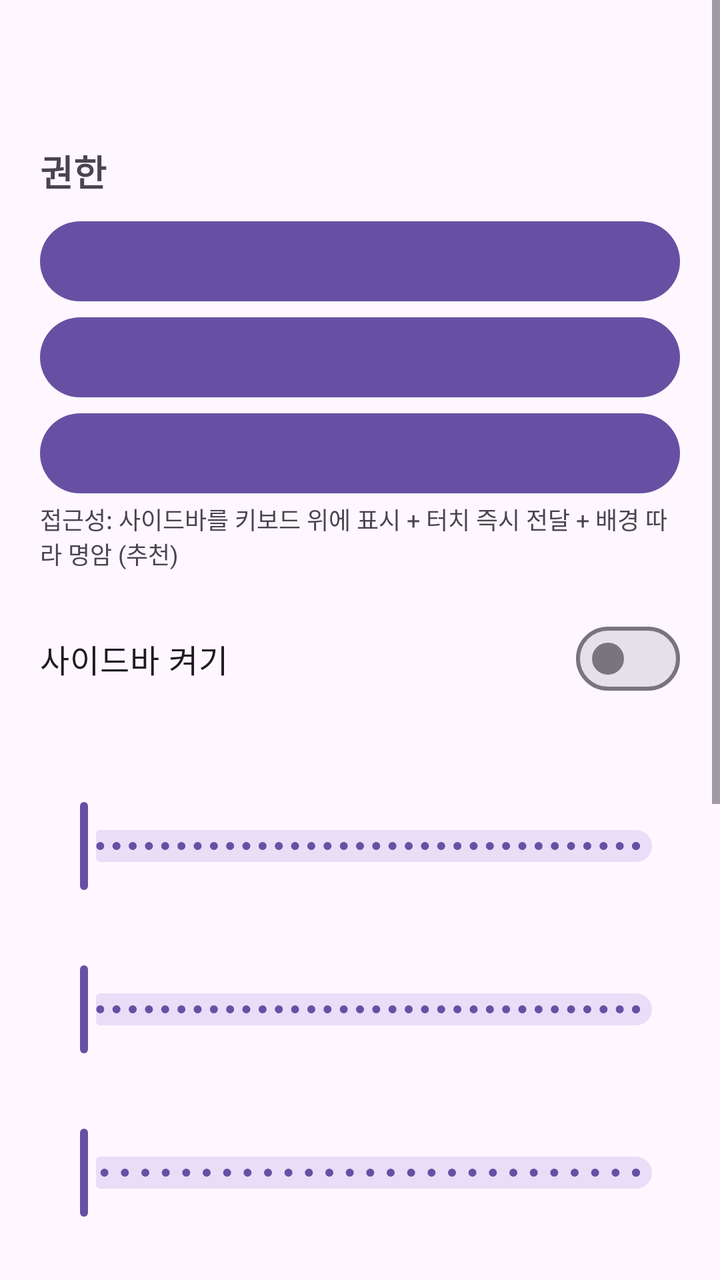
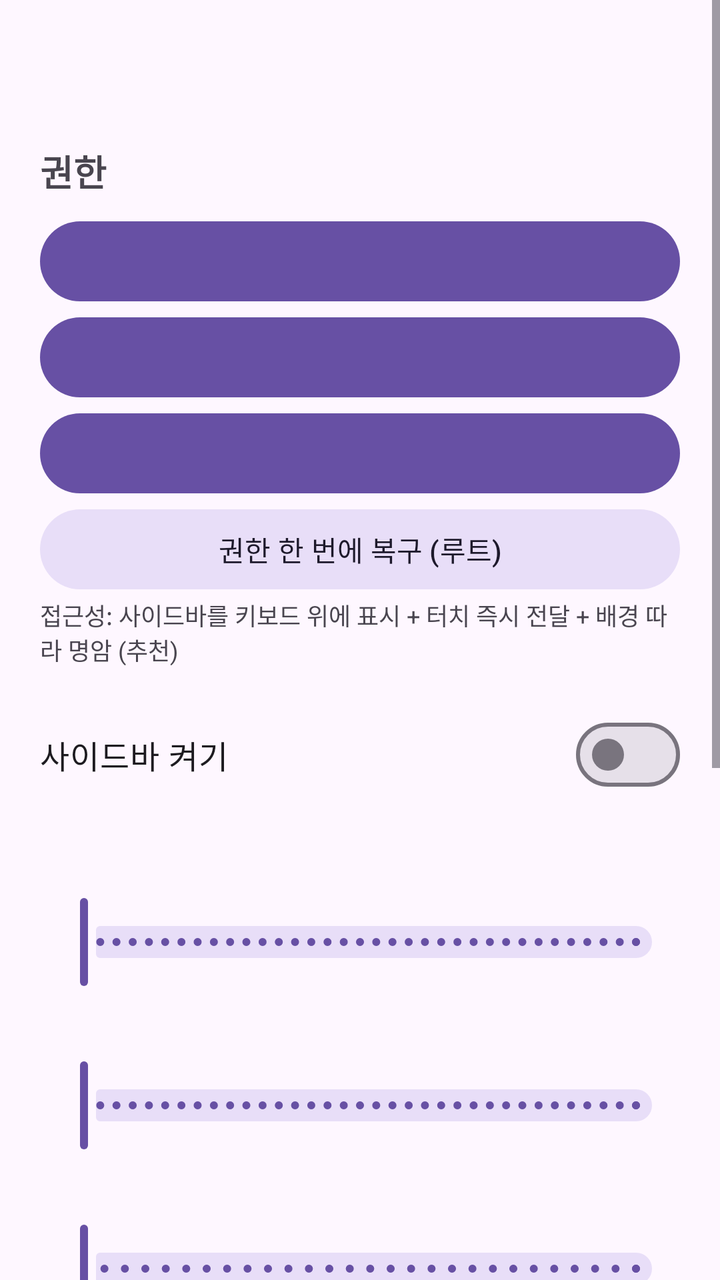

Screens rendered from an Android XML layout before and after an edit, with the pre-edit source and the edit as a unified diff.
<!-- AndroidManifest.xml: application theme Theme.NotiPanel -->
<!-- res/layout/activity_settings.xml -->
<?xml version="1.0" encoding="utf-8"?>
<ScrollView xmlns:android="http://schemas.android.com/apk/res/android"
    android:id="@+id/root"
    android:layout_width="match_parent"
    android:layout_height="match_parent"
    android:clipToPadding="false">

    <LinearLayout
        android:layout_width="match_parent"
        android:layout_height="wrap_content"
        android:orientation="vertical"
        android:padding="20dp">

        <TextView
            android:id="@+id/appTitle"
            android:layout_width="wrap_content"
            android:layout_height="wrap_content"
            android:layout_marginBottom="20dp"
            android:textSize="24sp"
            android:textStyle="bold" />

        <TextView
            android:layout_width="wrap_content"
            android:layout_height="wrap_content"
            android:text="권한"
            android:textSize="18sp"
            android:textStyle="bold" />

        <com.google.android.material.button.MaterialButton
            android:id="@+id/btnOverlay"
            android:layout_width="match_parent"
            android:layout_height="wrap_content"
            android:layout_marginTop="8dp" />

        <com.google.android.material.button.MaterialButton
            android:id="@+id/btnListener"
            android:layout_width="match_parent"
            android:layout_height="wrap_content" />

        <com.google.android.material.button.MaterialButton
            android:id="@+id/btnA11y"
            android:layout_width="match_parent"
            android:layout_height="wrap_content" />

        <TextView
            android:layout_width="wrap_content"
            android:layout_height="wrap_content"
            android:text="접근성: 사이드바를 키보드 위에 표시 + 터치 즉시 전달 + 배경 따라 명암 (추천)"
            android:textSize="12sp" />

        <com.google.android.material.materialswitch.MaterialSwitch
            android:id="@+id/swEnable"
            android:layout_width="match_parent"
            android:layout_height="wrap_content"
            android:layout_marginTop="20dp"
            android:text="사이드바 켜기"
            android:textSize="16sp" />

        <TextView
            android:id="@+id/lblOpacity"
            android:layout_width="wrap_content"
            android:layout_height="wrap_content"
            android:layout_marginTop="24dp"
            android:textSize="16sp" />

        <com.google.android.material.slider.Slider
            android:id="@+id/slOpacity"
            android:layout_width="match_parent"
            android:layout_height="wrap_content"
            android:stepSize="1"
            android:valueFrom="50"
            android:valueTo="100" />

        <TextView
            android:id="@+id/lblPos"
            android:layout_width="wrap_content"
            android:layout_height="wrap_content"
            android:layout_marginTop="12dp"
            android:textSize="16sp" />

        <com.google.android.material.slider.Slider
            android:id="@+id/slPos"
            android:layout_width="match_parent"
            android:layout_height="wrap_content"
            android:stepSize="1"
            android:valueFrom="5"
            android:valueTo="95" />

        <TextView
            android:id="@+id/lblLen"
            android:layout_width="wrap_content"
            android:layout_height="wrap_content"
            android:layout_marginTop="12dp"
            android:textSize="16sp" />

        <com.google.android.material.slider.Slider
            android:id="@+id/slLen"
            android:layout_width="match_parent"
            android:layout_height="wrap_content"
            android:stepSize="1"
            android:valueFrom="3"
            android:valueTo="30" />

        <TextView
            android:id="@+id/lblWidth"
            android:layout_width="wrap_content"
            android:layout_height="wrap_content"
            android:layout_marginTop="12dp"
            android:textSize="16sp" />

        <com.google.android.material.slider.Slider
            android:id="@+id/slWidth"
            android:layout_width="match_parent"
            android:layout_height="wrap_content"
            android:stepSize="1"
            android:valueFrom="2"
            android:valueTo="14" />

        <TextView
            android:id="@+id/lblBlur"
            android:layout_width="wrap_content"
            android:layout_height="wrap_content"
            android:layout_marginTop="12dp"
            android:textSize="16sp" />

        <com.google.android.material.slider.Slider
            android:id="@+id/slBlur"
            android:layout_width="match_parent"
            android:layout_height="wrap_content"
            android:stepSize="1"
            android:valueFrom="0"
            android:valueTo="150" />
        <com.google.android.material.button.MaterialButton
            android:id="@+id/btnTest"
            style="@style/Widget.Material3.Button.OutlinedButton"
            android:layout_width="match_parent"
            android:layout_height="wrap_content"
            android:layout_marginTop="16dp"
            android:text="사이드바 5초간 보이기 (확인용)" />

        <TextView
            android:id="@+id/homeInfo"
            android:layout_width="wrap_content"
            android:layout_height="wrap_content"
            android:layout_marginTop="16dp"
            android:textSize="13sp" />

        <TextView
            android:id="@+id/blurInfo"
            android:layout_width="wrap_content"
            android:layout_height="wrap_content"
            android:layout_marginTop="16dp"
            android:textSize="13sp" />

        <TextView
            android:layout_width="wrap_content"
            android:layout_height="wrap_content"
            android:layout_marginTop="8dp"
            android:text="홈 화면에서는 아무것도 안 떠요.
다른 앱을 켜면 오른쪽 끝에 사이드바가 나오고, 왼쪽으로 밀면 알림 패널이 열려요."
            android:textSize="13sp" />

        <TextView
            android:layout_width="match_parent"
            android:layout_height="wrap_content"
            android:layout_marginTop="32dp"
            android:gravity="center"
            android:text="Powered By LeSeraphim"
            android:textSize="12sp" />
    </LinearLayout>
</ScrollView>
<!-- resources referenced by this layout -->
<resources>
  <style name="Theme.NotiPanel" parent="Theme.Material3.DayNight.NoActionBar" />
</resources>

<!-- the commit's change to res/layout/activity_settings.xml (unified diff, before → after) -->
@@ -41,6 +41,13 @@
             android:id="@+id/btnA11y"
             android:layout_width="match_parent"
             android:layout_height="wrap_content" />
+
+        <com.google.android.material.button.MaterialButton
+            android:id="@+id/btnFix"
+            style="@style/Widget.Material3.Button.TonalButton"
+            android:layout_width="match_parent"
+            android:layout_height="wrap_content"
+            android:text="권한 한 번에 복구 (루트)" />
 
         <TextView
             android:layout_width="wrap_content"
